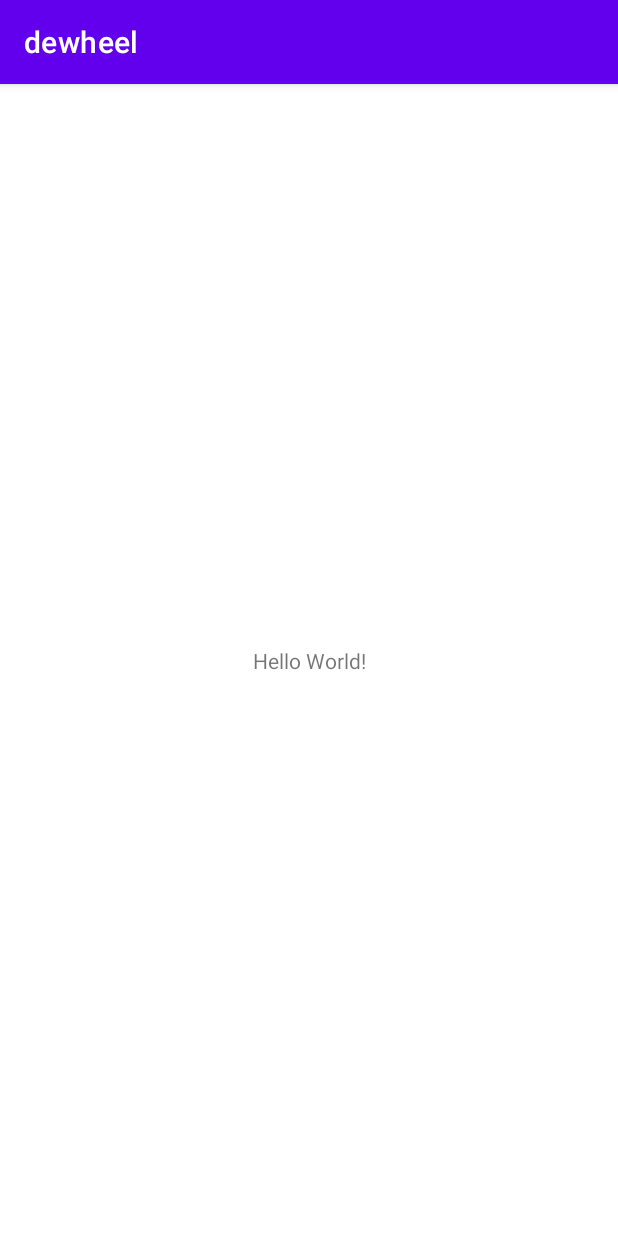
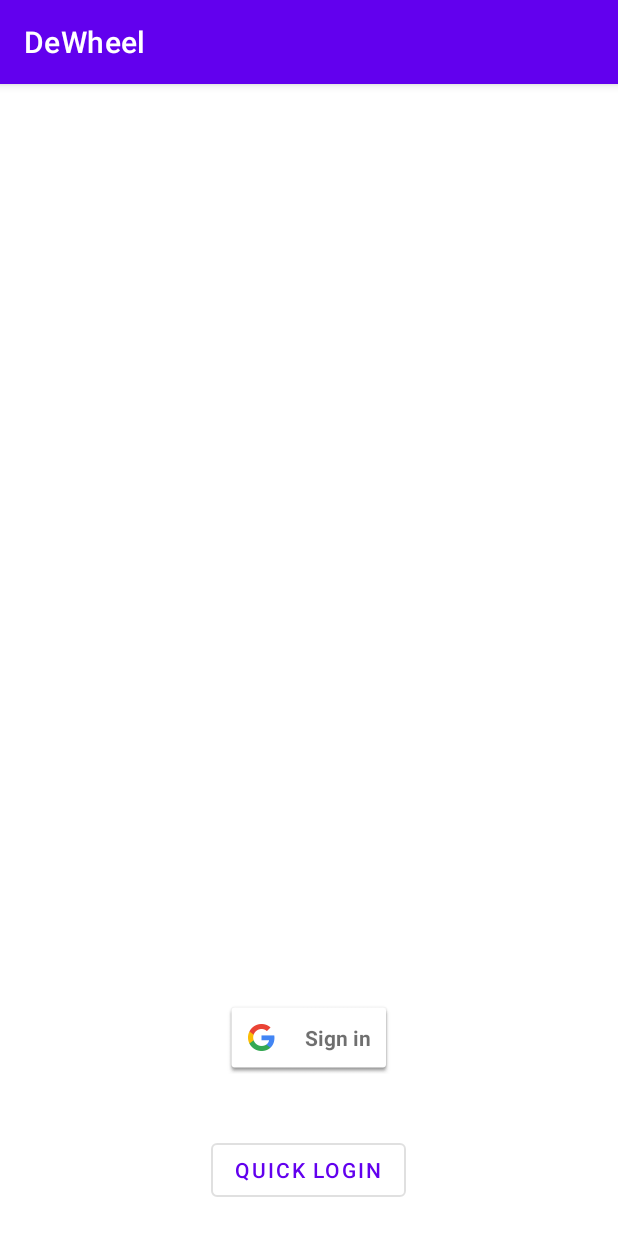
Before and after one commit to JK-IT/dewheel, an Android app: the screen it shows after launch (MainActivity before the commit, GateActivity after it), on a phone screen of 412 x 824 dp. Run offline under Robolectric (Android 15) with nearby library versions, the phone set to English and light mode, and no system bars; our stand-ins replace Firebase (no records; nobody signed in at launch, a user with empty details on screens opened directly).

```diff
--- /dev/null
+++ b/app/src/main/java/desoft/studio/dewheel/GateActivity.kt
@@ -0,0 +1,120 @@
+package desoft.studio.dewheel
+
+import android.content.Context
+import android.content.Intent
+import android.content.SharedPreferences
+import androidx.appcompat.app.AppCompatActivity
+import android.os.Bundle
+import android.util.Log
+import android.view.View
+import android.widget.Button
+import android.widget.Toast
+import com.google.android.gms.auth.api.signin.GoogleSignIn
+import com.google.android.gms.auth.api.signin.GoogleSignInClient
+import com.google.android.gms.auth.api.signin.GoogleSignInOptions
+import com.google.android.gms.common.SignInButton
+import com.google.android.material.snackbar.Snackbar
+import com.google.firebase.auth.FirebaseAuth
+import com.google.firebase.auth.FirebaseUser
+
+class GateActivity : AppCompatActivity()
+{
+	private val TAG = "-des- << GATE ACTIVITY >>";
+	private lateinit var fbauth : FirebaseAuth;
+	private var fbuser : FirebaseUser? = null;
+	private lateinit var gooInOptions : GoogleSignInOptions;
+	private lateinit var gooInClient : GoogleSignInClient;
+	private lateinit var shrepref : SharedPreferences;
+	private lateinit var goobtn : SignInButton;
+	private lateinit var guestbtn : Button;
+
+	override fun onCreate(savedInstanceState: Bundle?)
+	{
+		super.onCreate(savedInstanceState)
+		setContentView(R.layout.activity_gate);
+
+		shrepref = getSharedPreferences(getString(R.string.app_pref), Context.MODE_PRIVATE);
+
+		gooInOptions = GoogleSignInOptions.Builder(GoogleSignInOptions.DEFAULT_SIGN_IN)
+			.requestIdToken(getString(R.string.default_web_client_id))
+			.requestId().requestEmail().build();
+		gooInClient = GoogleSignIn.getClient(this, gooInOptions);
+
+		fbauth = FirebaseAuth.getInstance();
+		fbuser = fbauth.currentUser;
+
+		goobtn = findViewById(R.id.gate_google_btn);
+		guestbtn = findViewById(R.id.gate_guest_btn);
+
+		StartAuthen();
+		SetupVIEWfunc();
+	}
+
+	override fun onStop()
+	{
+		//todo : clear later, now testing
+		//fbauth.signOut();
+		super.onStop();
+	}
+
+	/* *---------------------------------------*/
+	/**
+	 * fbuser == null --> user not login , data is deleted
+	 * -> then just let them login either with google or get new anonymous id if they wiped their data
+	 */
+	private fun StartAuthen()
+	{
+		if(fbuser != null) //-> start next activity
+		{
+			Log.d(TAG, "StartAuthen: ==> user is NOT null, uid ${fbuser?.uid}");
+			var inte = Intent(this, MainActivity::class.java);
+			//startActivity(inte);
+			//finish();
+		}
+	}
+
+	private fun SetupVIEWfunc()
+	{
+		GuestBtn();
+		GooBtn();
+	}
+	/**
+	 * Sign in anonymous - > success then start next activity
+	 * failed -> stay here
+	 */
+	private fun GuestBtn()
+	{
+		guestbtn.setOnClickListener {
+			fbauth.signInAnonymously().addOnSuccessListener {
+				fbuser = it.user;
+				Log.d(TAG, "GuestBtn: ==> success guest login - uid [${fbuser?.uid}");
+				//start main activity
+			}
+				.addOnFailureListener {
+				Log.e(TAG, "GuestBtn: failed to sign in as anonymous");
+				var snbar = Snackbar.make(window.decorView.rootView, "Opps!! Cannot connect to server, please restart the application", Snackbar.LENGTH_INDEFINITE);
+				snbar.setAction("OK", object : View.OnClickListener{
+					override fun onClick(p0: View?)
+					{
+						finish();
+						var inte = intent; // get self intent
+						inte.flags = Intent.FLAG_ACTIVITY_CLEAR_TASK or Intent.FLAG_ACTIVITY_NEW_TASK or Intent.FLAG_ACTIVITY_CLEAR_TOP;
+						startActivity(inte);
+					}
+				}).show();
+			}
+		}
+	}
+
+	/**
+	 * Google sign in button
+	 */
+	private fun GooBtn()
+	{
+		if(fbuser != null && (fbuser?.isAnonymous == true))
+		{
+			// link in with google account
+
+		}
+	}
+}
--- /dev/null
+++ b/app/src/main/res/layout/activity_gate.xml
@@ -0,0 +1,33 @@
+<?xml version="1.0" encoding="utf-8"?>
+<androidx.constraintlayout.widget.ConstraintLayout xmlns:android="http://schemas.android.com/apk/res/android"
+    xmlns:app="http://schemas.android.com/apk/res-auto"
+    xmlns:tools="http://schemas.android.com/tools"
+    android:layout_width="match_parent"
+    android:layout_height="match_parent"
+    tools:context=".GateActivity">
+
+    <LinearLayout
+        android:orientation="vertical"
+        app:layout_constraintStart_toStartOf="parent"
+        app:layout_constraintEnd_toEndOf="parent"
+        app:layout_constraintBottom_toBottomOf="parent"
+        android:layout_width="match_parent"
+        android:layout_height="wrap_content">
+
+        <com.google.android.gms.common.SignInButton
+            android:id="@+id/gate_google_btn"
+            android:layout_margin="20dp"
+            android:layout_gravity="center"
+            android:layout_width="wrap_content"
+            android:layout_height="wrap_content"/>
+        <Button
+            android:id="@+id/gate_guest_btn"
+            android:text="Quick Login"
+            android:layout_margin="20dp"
+            style="@style/Widget.MaterialComponents.Button.OutlinedButton"
+            android:layout_gravity="center"
+            android:layout_width="wrap_content"
+            android:layout_height="wrap_content"/>
+    </LinearLayout>
+
+</androidx.constraintlayout.widget.ConstraintLayout>
--- a/app/src/main/res/values/strings.xml
+++ b/app/src/main/res/values/strings.xml
@@ -1,3 +1,5 @@
 <resources>
-    <string name="app_name">dewheel</string>
+    <string name="app_name">DeWheel</string>
+
+    <string name="app_pref">DEWHEEL APP PREFERENCE</string>
 </resources>
--- a/build.gradle
+++ b/build.gradle
@@ -7,6 +7,7 @@ buildscript {
     dependencies {
         classpath "com.android.tools.build:gradle:7.0.3"
         classpath "org.jetbrains.kotlin:kotlin-gradle-plugin:1.5.31"
+        classpath 'com.google.gms:google-services:4.3.10'
 
         // NOTE: Do not place your application dependencies here; they belong
         // in the individual module build.gradle files
```
Also changed, not shown: app/build.gradle (+7 -0 lines), app/src/main/AndroidManifest.xml (+13 -8 lines), 1 other file.
